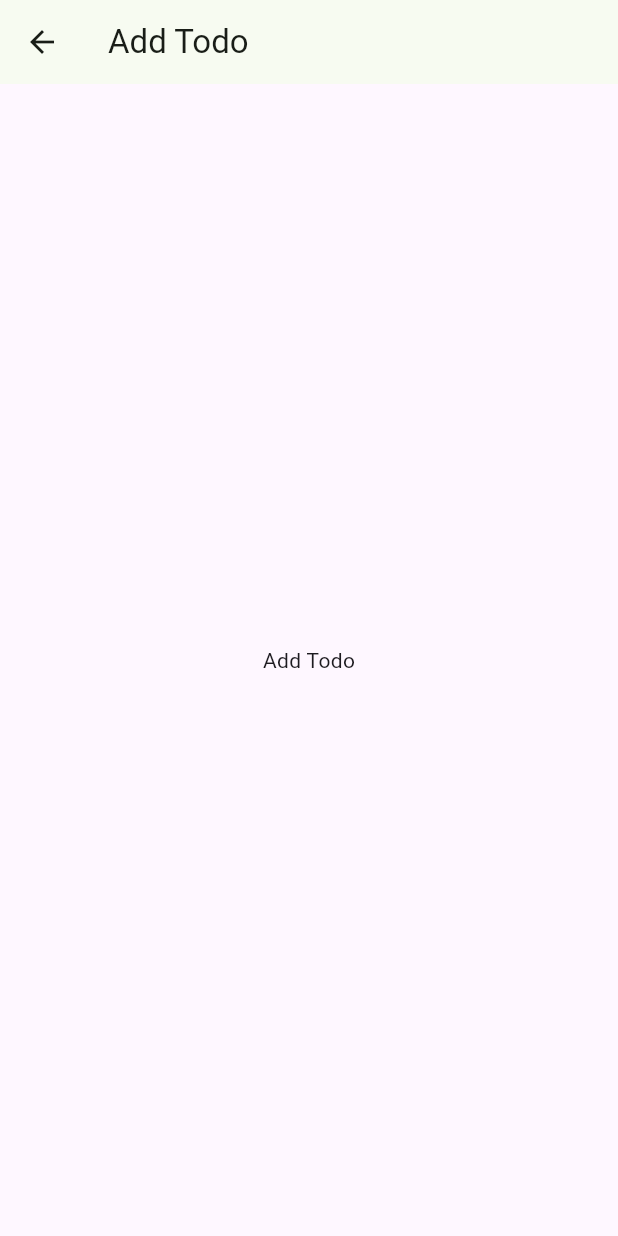
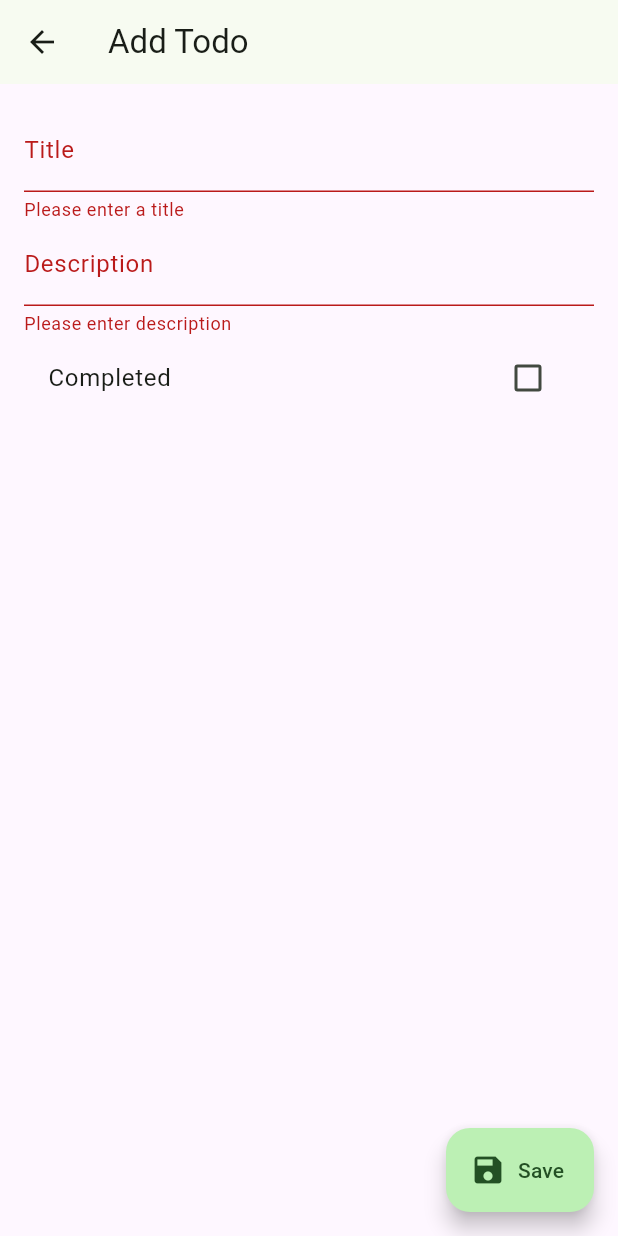
Before and after one commit to karokojnr/fuss, a Flutter app: the screen it shows after launch, after a tap on "Add Todo", on a phone screen of 412 x 824 dp. Run offline on Flutter 3.47's test engine with Material 2 defaults, Android fonts, the phone set to English and light mode, and no system bars; our stand-ins replace flutter_riverpod, freezed_annotation, go_router; missing offline and left inert: shortid.

Commit message:
feat: Add todos and refresh list

```diff
--- a/lib/presentation/view/todos_list.dart
+++ b/lib/presentation/view/todos_list.dart
@@ -9,6 +9,7 @@ class TodosList extends ConsumerWidget {
 
   @override
   Widget build(BuildContext context, WidgetRef ref) {
+    final todos = ref.watch(todosListState);
     return Scaffold(
       appBar: AppBar(
         automaticallyImplyLeading: false,
@@ -16,23 +17,15 @@ class TodosList extends ConsumerWidget {
           'Fuss',
         ),
       ),
-      body: ref.watch(todosListProvider).map(
-            loading: (_) => const Center(
-              child: CircularProgressIndicator(),
-            ),
-            error: (error) => Center(
-              child: Text(error.stackTrace.toString()),
-            ),
-            data: (todos) => ListView.builder(
-              itemCount: todos.value.values.length,
+      body: ListView.builder(
+        itemCount: todos.values.length,
         itemBuilder: (context, index) {
-                final todo = todos.value.values[index];
+          final todo = todos.values[index];
           return ListTile(
             title: Text(todo.title),
             subtitle: Text(todo.description ?? ''),
           );
         },
-            ),
       ),
       floatingActionButton: FloatingActionButton.extended(
         onPressed: () {
--- a/lib/presentation/view/todos_new.dart
+++ b/lib/presentation/view/todos_new.dart
@@ -1,20 +1,113 @@
 import 'package:flutter/material.dart';
 import 'package:flutter_riverpod/flutter_riverpod.dart';
+import 'package:go_router/go_router.dart';
+import 'package:shortid/shortid.dart';
 
-class TodosNew extends ConsumerWidget {
+import '../../domain/model/todo.dart';
+import '../../domain/usecases/module.dart';
+import '../viewmodel/module.dart';
+
+class TodosNew extends ConsumerStatefulWidget {
   const TodosNew({super.key});
 
   @override
-  Widget build(BuildContext context, WidgetRef ref) {
+  ConsumerState<TodosNew> createState() => _TodosNewState();
+}
+
+class _TodosNewState extends ConsumerState<TodosNew> {
+  final _formKey = GlobalKey<FormState>();
+  final title = TextEditingController();
+  final description = TextEditingController();
+  late final saveTodo = ref.read(saveTodoProvider);
+  late final todosList = ref.read(todoListModel);
+  bool _isCompleted = false;
+
+  @override
+  Widget build(BuildContext context) {
     return Scaffold(
-      appBar: AppBar(
-        title: const Text(
-          'Add Todo',
+        appBar: AppBar(
+          title: const Text(
+            'Add Todo',
+          ),
         ),
-      ),
-      body: const Center(
-        child: Text('Add Todo'),
-      ),
-    );
+        body: Scrollbar(
+          child: SingleChildScrollView(
+            padding: const EdgeInsets.all(16),
+            child: Form(
+              key: _formKey,
+              autovalidateMode: AutovalidateMode.always,
+              child: Column(
+                children: [
+                  TextFormField(
+                    controller: title,
+                    decoration: const InputDecoration(
+                      labelText: 'Title',
+                    ),
+                    validator: (value) {
+                      if (value == null || value.isEmpty) {
+                        return 'Please enter a title';
+                      }
+                      return null;
+                    },
+                  ),
+                  TextFormField(
+                    controller: description,
+                    decoration: const InputDecoration(
+                      labelText: 'Description',
+                    ),
+                    validator: (value) {
+                      if (value == null || value.isEmpty) {
+                        return 'Please enter description';
+                      }
+                      return null;
+                    },
+                  ),
+                  CheckboxListTile(
+                    title: const Text('Completed'),
+                    value: _isCompleted,
+                    onChanged: (value) {
+                      if (mounted) {
+                        setState(() {
+                          _isCompleted = value!;
+                        });
+                      }
+                    },
+                  ),
+                ],
+              ),
+            ),
+          ),
+        ),
+        floatingActionButton: FloatingActionButton.extended(
+          onPressed: () async {
+            if (_formKey.currentState!.validate()) {
+              _formKey.currentState!.save();
+              final todo = Todo(
+                id: shortid.generate(),
+                title: title.text,
+                description: description.text,
+                completed: _isCompleted,
+              );
+
+              final messanger = ScaffoldMessenger.of(context);
+              final router = GoRouter.of(context);
+              await saveTodo.execute(todo);
+              messanger.toast('Todo saved!');
+              await todosList.loadTodos();
+              if (router.canPop()) router.pop();
+            }
+          },
+          icon: const Icon(Icons.save),
+          label: const Text('Save'),
+        ));
   }
 }
+
+extension on ScaffoldMessengerState {
+  void toast(String message) => showSnackBar(
+        SnackBar(
+          content: Text(message),
+          duration: const Duration(seconds: 2),
+        ),
+      );
+}
--- a/pubspec.yaml
+++ b/pubspec.yaml
@@ -20,6 +20,7 @@ dependencies:
   go_router: ^6.5.5
   riverpod_annotation: ^2.0.4
   riverpod: ^2.3.4
+  shortid: ^0.1.2
 
 dev_dependencies:
   flutter_test:
```
Also changed, not shown: lib/presentation/viewmodel/module.dart (+23 -7 lines), lib/presentation/viewmodel/module.g.dart (deleted), pubspec.lock. Lines whose indentation alone changed are shown as unchanged.
